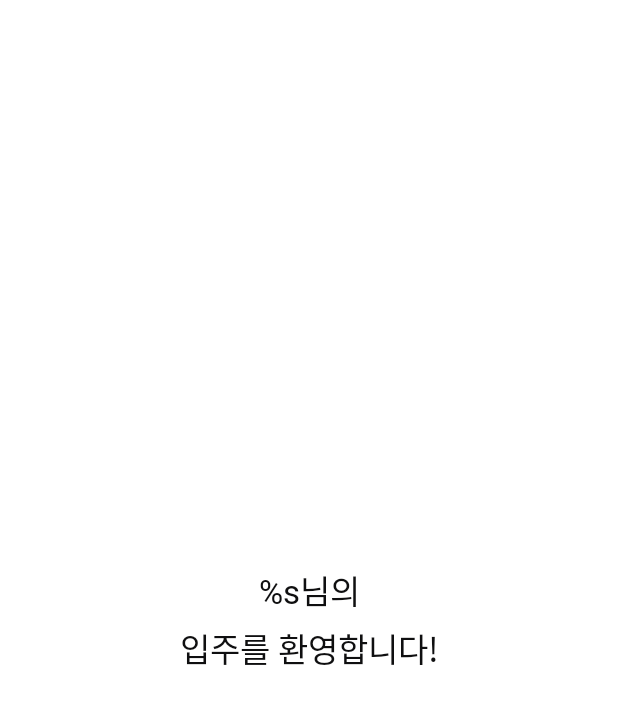
After one commit to GwanakMT/sodosiAndroid, an Android app: the fragment WelcomeFragment shown on its own in the app's theme, on a phone screen of 412 x 824 dp. The commit adds this screen. Shown: the top 704 px of the screen. Run offline under Robolectric (Android 15) with nearby library versions, the phone set to English and light mode, and no system bars; Roboto replaces fonts that are not available here.

Commit message:
온보딩 프로세스 확정됨에 따라 Fragment 추가 (WelcomeFragment)

```diff
--- /dev/null
+++ b/app/src/main/java/com/sodosi/ui/onboarding/WelcomeFragment.kt
@@ -0,0 +1,43 @@
+package com.sodosi.ui.onboarding
+
+import android.content.Intent
+import androidx.fragment.app.viewModels
+import com.sodosi.databinding.FragmentWelcomeBinding
+import com.sodosi.ui.common.base.BaseFragment
+import com.sodosi.ui.main.MainActivity
+import kotlinx.coroutines.CoroutineScope
+import kotlinx.coroutines.Dispatchers
+import kotlinx.coroutines.delay
+import kotlinx.coroutines.launch
+
+/**
+ *  WelcomeFragment.kt
+ *
+ *  Created by Minji Jeong on 2022/03/13
+ *  Copyright © 2022 GwanakMT All rights reserved.
+ */
+
+class WelcomeFragment : BaseFragment<OnboardingViewModel, FragmentWelcomeBinding>() {
+    override fun getViewBinding() = FragmentWelcomeBinding.inflate(layoutInflater)
+
+    override val viewModel: OnboardingViewModel by viewModels()
+
+    override fun initViews(): Unit = with(binding) {
+        CoroutineScope(Dispatchers.Main).launch {
+            delay(WELCOME_SCREEN_DELAY)
+
+            val intent = Intent(context, MainActivity::class.java)
+            startActivity(intent)
+
+            activity?.finish()
+        }
+    }
+
+    override fun observeData() {
+
+    }
+
+    companion object {
+        private const val WELCOME_SCREEN_DELAY = 2000L
+    }
+}
--- /dev/null
+++ b/app/src/main/res/layout/fragment_welcome.xml
@@ -0,0 +1,31 @@
+<?xml version="1.0" encoding="utf-8"?>
+<androidx.constraintlayout.widget.ConstraintLayout xmlns:android="http://schemas.android.com/apk/res/android"
+    xmlns:app="http://schemas.android.com/apk/res-auto"
+    android:layout_width="match_parent"
+    android:layout_height="match_parent">
+
+    <ImageView
+        android:id="@+id/ivWelcome"
+        android:layout_width="42dp"
+        android:layout_height="70dp"
+        app:layout_constraintBottom_toTopOf="@id/tvWelcome"
+        app:layout_constraintEnd_toEndOf="parent"
+        app:layout_constraintStart_toStartOf="parent"
+        app:layout_constraintTop_toTopOf="parent"
+        app:layout_constraintVertical_chainStyle="packed" />
+
+    <TextView
+        android:id="@+id/tvWelcome"
+        style="@style/Typography.Titles.Title2.Bold"
+        android:layout_width="wrap_content"
+        android:layout_height="wrap_content"
+        android:layout_marginTop="22dp"
+        android:layout_marginBottom="90dp"
+        android:gravity="center"
+        android:text="@string/onboarding_welcome"
+        app:layout_constraintBottom_toBottomOf="parent"
+        app:layout_constraintEnd_toEndOf="parent"
+        app:layout_constraintStart_toStartOf="parent"
+        app:layout_constraintTop_toBottomOf="@id/ivWelcome" />
+
+</androidx.constraintlayout.widget.ConstraintLayout>
--- a/app/src/main/res/values/strings.xml
+++ b/app/src/main/res/values/strings.xml
@@ -28,6 +28,8 @@
 
     <string name="onboarding_input_nickname">시민님의 닉네임을 알려주세요!</string>
     <string name="onboarding_nickname_hint">시민님의 멋진 이름</string>
+
+    <string name="onboarding_welcome">%s님의\n입주를 환영합니다!</string>
 
     // Thread
     <string name="thread_title">스레드</string>
```
